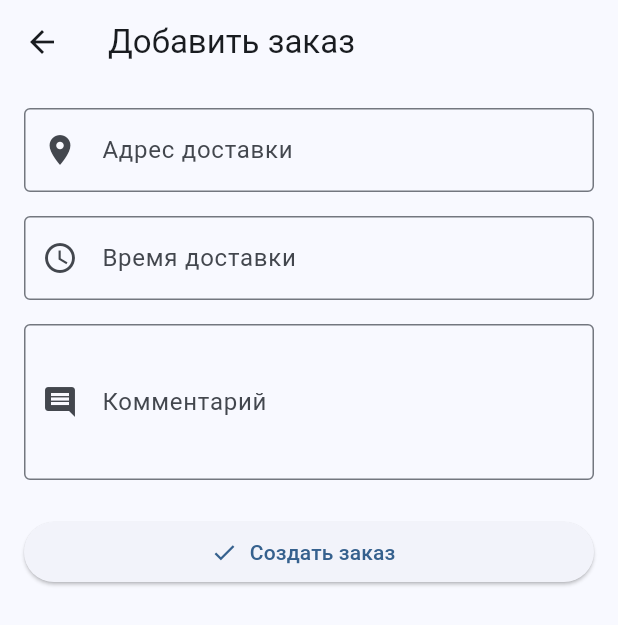
After one commit to Camarederic/AI_Courier, a Flutter app: the OrdersPage screen opened directly, after a tap on "Добавить заказ", on a phone screen of 412 x 824 dp. The commit adds this screen. Shown: the top 625 px of the screen. Run offline on Flutter 3.47's test engine with Material 3 defaults, Android fonts, the phone set to English and light mode, and no system bars.

Commit message:
Add order creation and order model

```diff
--- /dev/null
+++ b/lib/add_order_page.dart
@@ -0,0 +1,98 @@
+import 'package:flutter/material.dart';
+import 'order.dart';
+
+class AddOrderPage extends StatefulWidget {
+  const AddOrderPage({super.key});
+
+  @override
+  State<AddOrderPage> createState() => _AddOrderPageState();
+}
+
+class _AddOrderPageState extends State<AddOrderPage> {
+  final addressController = TextEditingController();
+  final timeController = TextEditingController();
+  final commentController = TextEditingController();
+
+  @override
+  void dispose() {
+    addressController.dispose();
+    timeController.dispose();
+    commentController.dispose();
+    super.dispose();
+  }
+
+  @override
+  Widget build(BuildContext context) {
+    return Scaffold(
+      appBar: AppBar(title: const Text('Добавить заказ')),
+      body: Padding(
+        padding: const EdgeInsets.all(16),
+        child: Column(
+          children: [
+            TextField(
+              controller: addressController,
+              decoration: const InputDecoration(
+                labelText: 'Адрес доставки',
+                hintText: 'Например: ул. Ленина, 15',
+                border: OutlineInputBorder(),
+                prefixIcon: Icon(Icons.location_on),
+              ),
+            ),
+
+            const SizedBox(height: 16),
+
+            TextField(
+              controller: timeController,
+              decoration: const InputDecoration(
+                labelText: 'Время доставки',
+                hintText: 'Например: 14:00–16:00',
+                border: OutlineInputBorder(),
+                prefixIcon: Icon(Icons.access_time),
+              ),
+            ),
+
+            const SizedBox(height: 16),
+
+            TextField(
+              controller: commentController,
+              maxLines: 3,
+              decoration: const InputDecoration(
+                labelText: 'Комментарий',
+                hintText: 'Дополнительная информация',
+                border: OutlineInputBorder(),
+                prefixIcon: Icon(Icons.comment),
+              ),
+            ),
+
+            const SizedBox(height: 24),
+
+            SizedBox(
+              width: double.infinity,
+              child: ElevatedButton.icon(
+                onPressed: () {
+                  if (addressController.text.trim().isEmpty) {
+                    ScaffoldMessenger.of(context).showSnackBar(
+                      const SnackBar(content: Text('Введите адрес доставки')),
+                    );
+                    return;
+                  }
+
+                  final newOrder = Order(
+                    orderNumber: '№${1004}',
+                    address: addressController.text.trim(),
+                    time: timeController.text.trim(),
+                    comment: commentController.text.trim(),
+                  );
+
+                  Navigator.pop(context, newOrder);
+                },
+                icon: const Icon(Icons.check),
+                label: const Text('Создать заказ'),
+              ),
+            ),
+          ],
+        ),
+      ),
+    );
+  }
+}
--- /dev/null
+++ b/lib/order.dart
@@ -0,0 +1,13 @@
+class Order {
+  final String orderNumber;
+  final String address;
+  final String time;
+  final String comment;
+
+  const Order({
+    required this.orderNumber,
+    required this.address,
+    required this.time,
+    required this.comment,
+  });
+}
--- /dev/null
+++ b/lib/orders_page.dart
@@ -0,0 +1,106 @@
+import 'package:flutter/material.dart';
+import 'add_order_page.dart';
+import 'order.dart';
+
+class OrdersPage extends StatefulWidget {
+  const OrdersPage({super.key});
+
+  @override
+  State<OrdersPage> createState() => _OrdersPageState();
+}
+
+class _OrdersPageState extends State<OrdersPage> {
+  final List<Order> orders = [
+    const Order(
+      orderNumber: '№1001',
+      address: 'ул. Ленина, 15',
+      time: '14:00–16:00',
+      comment: '',
+    ),
+    const Order(
+      orderNumber: '№1002',
+      address: 'ул. Гагарина, 8',
+      time: '16:00–18:00',
+      comment: '',
+    ),
+    const Order(
+      orderNumber: '№1003',
+      address: 'пр. Победы, 21',
+      time: '18:00–20:00',
+      comment: '',
+    ),
+  ];
+
+  Future<void> addOrder() async {
+    final newOrder = await Navigator.push<Order>(
+      context,
+      MaterialPageRoute(builder: (context) => const AddOrderPage()),
+    );
+
+    if (newOrder != null) {
+      setState(() {
+        orders.add(newOrder);
+      });
+    }
+  }
+
+  @override
+  Widget build(BuildContext context) {
+    return Scaffold(
+      appBar: AppBar(title: const Text('Заказы')),
+      body: ListView.builder(
+        padding: const EdgeInsets.all(16),
+        itemCount: orders.length,
+        itemBuilder: (context, index) {
+          final order = orders[index];
+
+          return OrderCard(
+            orderNumber: order.orderNumber,
+            address: order.address,
+            time: order.time,
+            comment: order.comment,
+          );
+        },
+      ),
+      floatingActionButton: FloatingActionButton.extended(
+        onPressed: addOrder,
+        icon: const Icon(Icons.add),
+        label: const Text('Добавить заказ'),
+      ),
+    );
+  }
+}
+
+class OrderCard extends StatelessWidget {
+  final String orderNumber;
+  final String address;
+  final String time;
+  final String comment;
+
+  const OrderCard({
+    super.key,
+    required this.orderNumber,
+    required this.address,
+    required this.time,
+    required this.comment,
+  });
+
+  @override
+  Widget build(BuildContext context) {
+    final commentText = comment.isEmpty ? '' : '\n$comment';
+
+    return Card(
+      margin: const EdgeInsets.only(bottom: 12),
+      child: ListTile(
+        leading: const CircleAvatar(child: Icon(Icons.local_shipping)),
+        title: Text(
+          'Заказ $orderNumber',
+          style: const TextStyle(fontWeight: FontWeight.bold),
+        ),
+        subtitle: Text('$address\n$time$commentText'),
+        isThreeLine: comment.isNotEmpty,
+        trailing: const Icon(Icons.chevron_right),
+      ),
+    );
+  }
+}
```
Also changed, not shown: lib/main.dart (+11 -4 lines).
